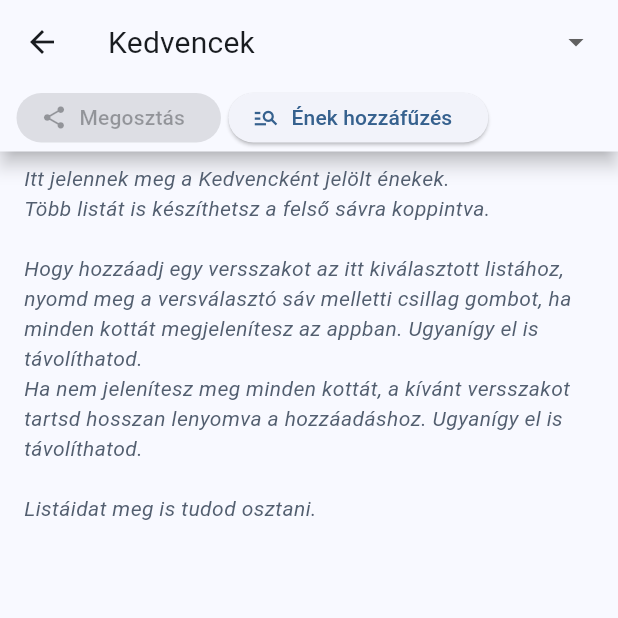
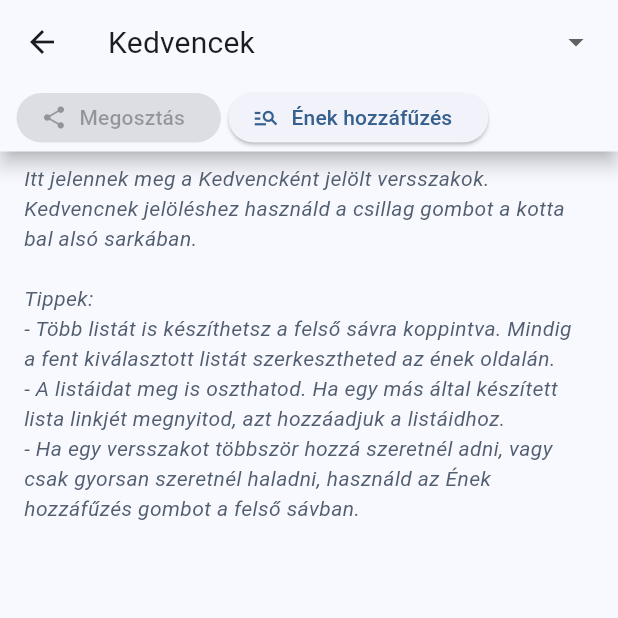
Before and after one commit to reformatus/enekeskonyv-app, a Flutter app: the CuesPage screen opened directly, on a phone screen of 412 x 824 dp, the top half of it. Run offline on Flutter 3.47's test engine with Material 2 defaults, Android fonts, the phone set to English and light mode, and no system bars; our stand-ins replace app_links, diacritic, flutter_svg, package_info_plus, qr_flutter, share_plus and 2 more; missing offline and left inert: fading_edge_scrollview, mailto; accounts and stored records are empty.

Commit message:
cues: comments and better help text

```diff
--- a/lib/cues/cues_page.dart
+++ b/lib/cues/cues_page.dart
@@ -50,6 +50,9 @@ class CuesPage extends StatelessWidget {
                       .toList();
                 },
                 items: [
+                  // The first item of the dropdown is the new cue button
+                  // Due to this being an actual dropdown element, we later
+                  // have to do some index shuffling to get the correct cue
                   DropdownMenuItem<String?>(
                     value: null,
                     child: Row(
@@ -67,6 +70,7 @@ class CuesPage extends StatelessWidget {
                       ],
                     ),
                   ),
+                  // And then the rest follows
                   ...settings.cueStore.keys
                       .map((cue) => DropdownMenuItem<String?>(
                             value: cue,
@@ -101,6 +105,7 @@ class CuesPage extends StatelessWidget {
                   elevation: 5,
                   child: SizedBox(
                     height: 45,
+                    child: SafeArea(
                       child: FadingEdgeScrollView.fromScrollView(
                         shouldDisposeScrollController: true,
                         child: ListView(
@@ -108,7 +113,7 @@ class CuesPage extends StatelessWidget {
                           scrollDirection: Axis.horizontal,
                           padding: const EdgeInsets.all(6),
                           children: [
-                          /* // TODO later
+                            /* // TODO #50
                             ElevatedButton.icon(
                               label: const Text('Lista beolvasás'),
                               onPressed: null,
@@ -117,7 +122,8 @@ class CuesPage extends StatelessWidget {
                             const SizedBox(width: 5),
                             ElevatedButton.icon(
                               label: const Text('Megosztás'),
-                            onPressed: settings.getSelectedCueContent().isEmpty
+                              onPressed:
+                                  settings.getSelectedCueContent().isEmpty
                                       ? null
                                       : () => showShareDialog(
                                           context, settings.selectedCue,
@@ -145,25 +151,29 @@ class CuesPage extends StatelessWidget {
                       ),
                     ),
                   ),
+                ),
                 Expanded(
                   child: settings.getSelectedCueContent().isEmpty
-                      ? ListTile(
+                      ? SafeArea(
+                          child: ListTile(
                             subtitle: Text(
                               '''
-Itt jelennek meg a Kedvencként jelölt énekek.
-Több listát is készíthetsz a felső sávra koppintva.
+Itt jelennek meg a Kedvencként jelölt versszakok.
+${settings.scoreDisplay == ScoreDisplay.all ? 'Kedvencnek jelöléshez használd a csillag gombot a kotta bal alsó sarkában.' : 'Kedvencnek jelöléshez nyomd hosszan a kívánt versszakot.'}
 
-Hogy hozzáadj egy versszakot az itt kiválasztott listához, nyomd meg a versválasztó sáv melletti csillag gombot, ha minden kottát megjelenítesz az appban. Ugyanígy el is távolíthatod.
-Ha nem jelenítesz meg minden kottát, a kívánt versszakot tartsd hosszan lenyomva a hozzáadáshoz. Ugyanígy el is távolíthatod.
-
-Listáidat meg is tudod osztani.''',
+Tippek:
+- Több listát is készíthetsz a felső sávra koppintva. Mindig a fent kiválasztott listát szerkesztheted az ének oldalán.
+- A listáidat meg is oszthatod. Ha egy más által készített lista linkjét megnyitod, azt hozzáadjuk a listáidhoz.
+- Ha egy versszakot többször hozzá szeretnél adni, vagy csak gyorsan szeretnél haladni, használd az Ének hozzáfűzés gombot a felső sávban.''',
                               style: TextStyle(
                                 color: Theme.of(context).colorScheme.secondary,
                                 fontStyle: FontStyle.italic,
                               ),
                             ),
+                          ),
                         )
-                      : ReorderableListView(
+                      : SafeArea(
+                          child: ReorderableListView(
                             onReorder: (oldIndex, newIndex) =>
                                 settings.reorderCue(
                                     settings.selectedCue, oldIndex, newIndex),
@@ -171,6 +181,7 @@ Listáidat meg is tudod osztani.''',
                                 ? const BouncingScrollPhysics()
                                 : null,
                             children: getVerseTiles(settings),
+                          ),
                         ),
                 ),
               ],
```
Lines whose indentation alone changed are shown as unchanged.
